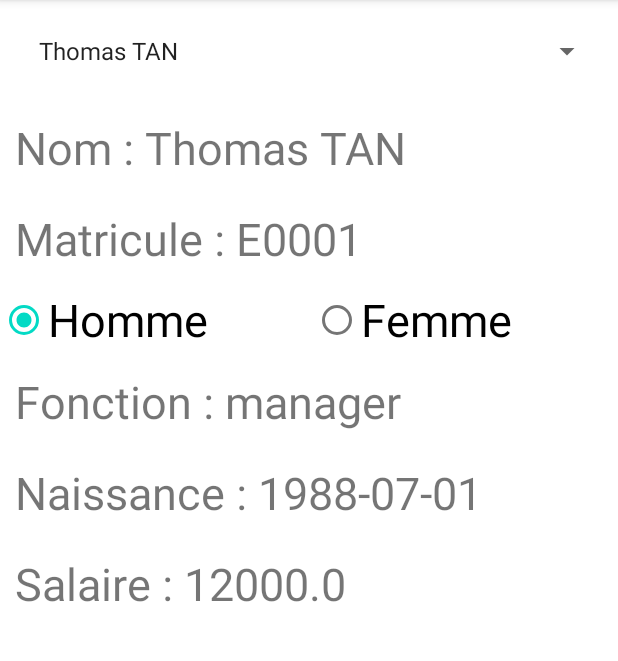
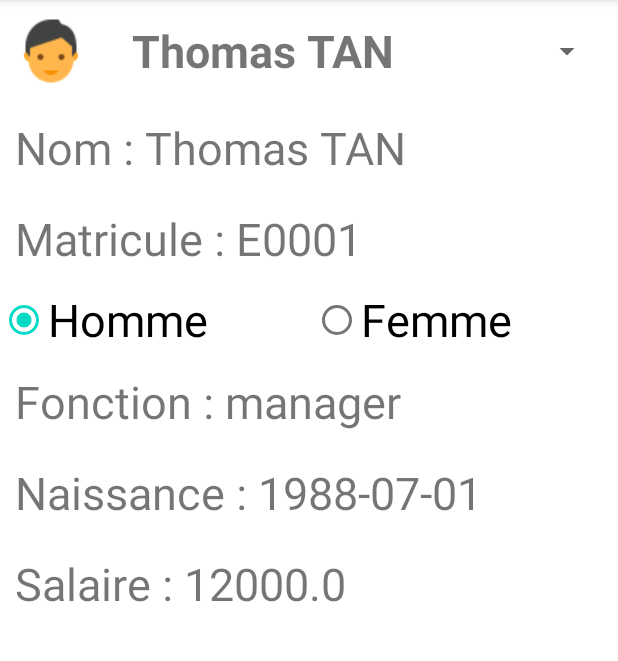
Before and after one commit to Doaeem/Ex3JSON, an Android app: the screen it shows after launch (MainActivity), on a phone screen of 412 x 824 dp, the part 84-745 px from its top. Run offline under Robolectric (Android 15) with nearby library versions, the phone set to English and light mode, and no system bars.

```diff
--- a/app/src/main/AndroidManifest.xml
+++ b/app/src/main/AndroidManifest.xml
@@ -10,6 +10,9 @@
         android:supportsRtl="true"
         android:theme="@style/Theme.Ex3JSON">
         <activity
+            android:name=".item_employe"
+            android:exported="false" />
+        <activity
             android:name=".MainActivity"
             android:exported="true">
             <intent-filter>
--- a/app/src/main/java/com/example/ex3json/MainActivity.java
+++ b/app/src/main/java/com/example/ex3json/MainActivity.java
@@ -7,6 +7,7 @@ import android.view.View;
 import android.widget.AdapterView;
 import android.widget.ArrayAdapter;
 import android.widget.RadioGroup;
+import android.widget.SimpleAdapter;
 import android.widget.Spinner;
 import android.widget.TextView;
 
@@ -17,6 +18,7 @@ import org.json.JSONObject;
 import java.io.IOException;
 import java.io.InputStream;
 import java.util.ArrayList;
+import java.util.HashMap;
 
 public class MainActivity extends AppCompatActivity {
 
@@ -39,13 +41,22 @@ public class MainActivity extends AppCompatActivity {
         tsal=findViewById(R.id.tsal);
         employees=getAllemplys();
 
-        ArrayList<String> nomEmps= new ArrayList<>();
+        ArrayList<HashMap<String, Object>> list_emp = new ArrayList<>();
 
-        for(Employe e:employees){
-            nomEmps.add(e.getNom());
+        for(Employe em : employees){
+            HashMap<String, Object> item = new HashMap<>();
+            item.put("nom",em.getNom());
+            if(em.getGenre().equalsIgnoreCase("homme"))
+                item.put("image",R.drawable.homme);
+            else
+                item.put("image",R.drawable.femme);
+            list_emp.add(item);
         }
 
-        ArrayAdapter ad = new ArrayAdapter(this, android.R.layout.simple_list_item_1,nomEmps);
+        String[] from = {"nom", "image"};
+        int[] to = {R.id.itemnom, R.id.timage};
+
+        SimpleAdapter ad = new SimpleAdapter(this,list_emp,R.layout.activity_item_employe,from,to);
         s.setAdapter(ad);
 
         s.setOnItemSelectedListener(new AdapterView.OnItemSelectedListener() {
@@ -65,7 +76,6 @@ public class MainActivity extends AppCompatActivity {
                     rg.check(R.id.r2);
                 }
             }
-
             @Override
             public void onNothingSelected(AdapterView<?> adapterView) {
 
@@ -74,22 +84,24 @@ public class MainActivity extends AppCompatActivity {
     }
     public String loadJsonFromRaw(int resId) {
 
-        try {
+        try
+        {
             InputStream in = getResources().openRawResource(resId);
             byte[] data = new byte[in.available()];
             in.read(data);
             in.close();
             return new String(data);
-        } catch (IOException e) {
+        }
+        catch (IOException e)
+        {
             e.printStackTrace();
         }
         return "";
     }
-
     public ArrayList<Employe> getAllemplys() {
         ArrayList<Employe> emp = new ArrayList<>();
-
-        try {
+        try
+        {
             String json = loadJsonFromRaw(R.raw.employees);
             JSONArray arr = new JSONArray(json);
 
@@ -104,7 +116,9 @@ public class MainActivity extends AppCompatActivity {
                 s.setSalaire(o.getDouble("salaire"));
                 emp.add(s);
             }
-        } catch (JSONException e) {
+        }
+        catch (JSONException e)
+        {
             e.printStackTrace();
         }
         return emp;
--- /dev/null
+++ b/app/src/main/java/com/example/ex3json/item_employe.java
@@ -0,0 +1,14 @@
+package com.example.ex3json;
+
+import androidx.appcompat.app.AppCompatActivity;
+
+import android.os.Bundle;
+
+public class item_employe extends AppCompatActivity {
+
+    @Override
+    protected void onCreate(Bundle savedInstanceState) {
+        super.onCreate(savedInstanceState);
+        setContentView(R.layout.activity_item_employe);
+    }
+}
--- /dev/null
+++ b/app/src/main/res/layout/activity_item_employe.xml
@@ -0,0 +1,24 @@
+<?xml version="1.0" encoding="utf-8"?>
+<LinearLayout xmlns:android="http://schemas.android.com/apk/res/android"
+    xmlns:app="http://schemas.android.com/apk/res-auto"
+    xmlns:tools="http://schemas.android.com/tools"
+    android:layout_width="match_parent"
+    android:layout_height="wrap_content"
+    tools:context=".item_employe">
+
+    <ImageView
+        android:layout_width="wrap_content"
+        android:layout_height="wrap_content"
+        android:id="@+id/timage"
+        android:src="@drawable/homme"/>
+
+    <TextView
+        android:layout_width="match_parent"
+        android:layout_height="match_parent"
+        android:text="Nom "
+        android:id="@+id/itemnom"
+        android:textSize="30sp"
+        android:layout_marginLeft="30dp"
+        android:gravity="center_vertical"
+        android:textStyle="bold"/>
+</LinearLayout>
--- a/app/src/main/res/layout/activity_main.xml
+++ b/app/src/main/res/layout/activity_main.xml
@@ -5,7 +5,7 @@
     android:layout_width="match_parent"
     android:layout_height="match_parent"
     android:orientation="vertical"
-    tools:context=".MainActivity">
+    tools:context="MainActivity">
 
     <Spinner
         android:layout_width="match_parent"
@@ -13,7 +13,6 @@
         android:layout_margin="10dp"
         android:textSize="30sp"
         android:id="@+id/sp"/>
-
     <TextView
         android:layout_width="match_parent"
         android:layout_height="wrap_content"
@@ -21,7 +20,6 @@
         android:layout_margin="10dp"
         android:text="Nom : xxxxxx"
         android:textSize="30sp"/>
-
     <TextView
         android:layout_width="match_parent"
         android:layout_height="wrap_content"
@@ -29,7 +27,6 @@
         android:layout_margin="10dp"
         android:text="Matricule : xxxxxx"
         android:textSize="30sp"/>
-
     <RadioGroup
         android:layout_width="match_parent"
         android:layout_height="wrap_content"
@@ -50,7 +47,6 @@
             android:textSize="30sp"
             android:id="@+id/r2"/>
     </RadioGroup>
-
     <TextView
         android:layout_width="match_parent"
         android:layout_height="wrap_content"
@@ -58,7 +54,6 @@
         android:id="@+id/tfonction"
         android:text="Fonction : xxxxxx"
         android:textSize="30sp"/>
-
     <TextView
         android:layout_width="match_parent"
         android:layout_height="wrap_content"
@@ -66,7 +61,6 @@
         android:layout_margin="10dp"
         android:text="Naissance : xxxxxx"
         android:textSize="30sp"/>
-
     <TextView
         android:layout_width="match_parent"
         android:layout_height="wrap_content"
```
Also changed, not shown: app/src/main/res/drawable/femme.png (added), app/src/main/res/drawable/homme.png (added).
